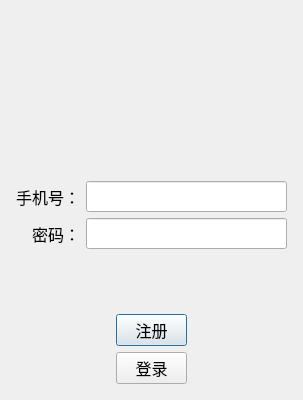
Qt form client/src/login_dialog.ui (Devil-Alice/chatroom) before a commit.
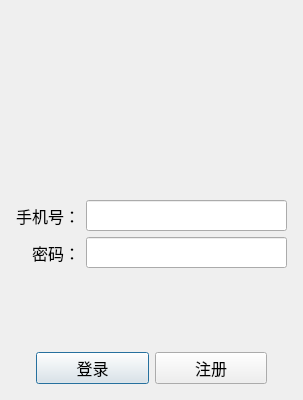
The same form after that commit. Icons and pictures are not drawn.

Commit message: 添加客户端用户登录的逻辑

```diff
--- a/client/src/login_dialog.ui
+++ b/client/src/login_dialog.ui
@@ -113,24 +113,24 @@
       </layout>
      </item>
      <item>
-      <layout class="QVBoxLayout" name="verticalLayout_3">
+      <layout class="QHBoxLayout" name="horizontalLayout">
        <property name="leftMargin">
-        <number>100</number>
+        <number>20</number>
        </property>
        <property name="rightMargin">
-        <number>100</number>
+        <number>20</number>
        </property>
        <item>
-        <widget class="QPushButton" name="btn_register">
+        <widget class="QPushButton" name="btn_login">
          <property name="text">
-          <string>注册</string>
+          <string>登录</string>
          </property>
         </widget>
        </item>
        <item>
-        <widget class="QPushButton" name="btn_login">
+        <widget class="QPushButton" name="btn_register">
          <property name="text">
-          <string>登录</string>
+          <string>注册</string>
          </property>
         </widget>
        </item>
```
The commit also changes 9 other files.
